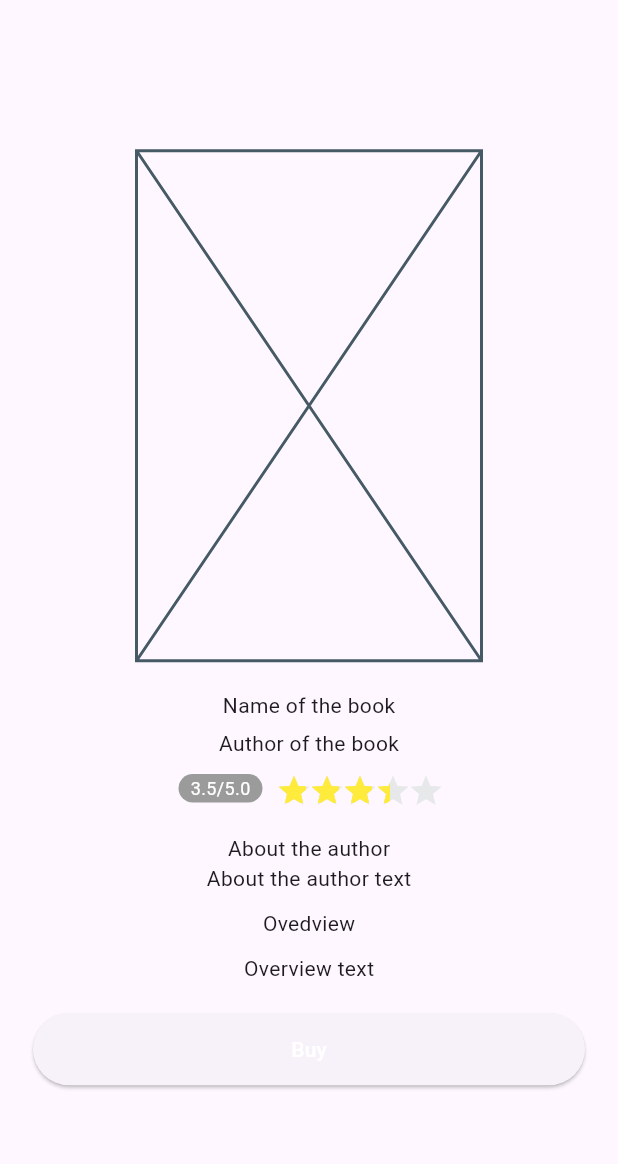
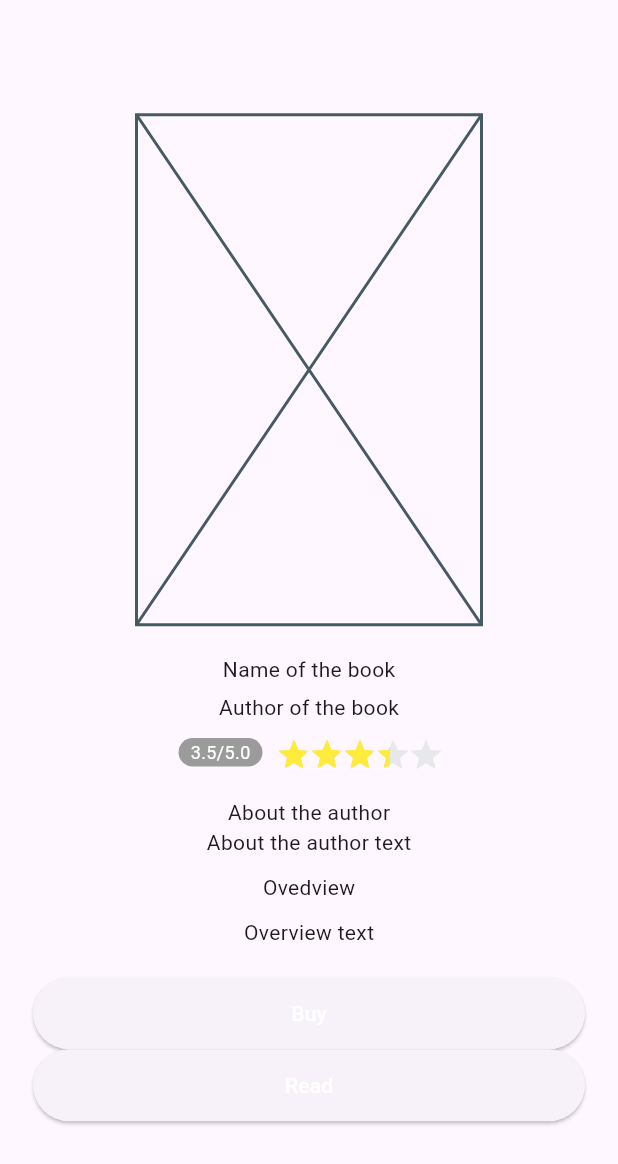
Before and after one commit to johnStuart00/OnlineLibrary, a Flutter app: the screen it shows after launch, on a phone screen of 412 x 824 dp. Shown: the top 1164 px of the screen. Run offline on Flutter 3.47's test engine with Material 3 defaults, Android fonts, the phone set to English and light mode, and no system bars; drawn by our look-alikes of flutter_rating_stars; our stand-ins replace get; generated files the repository leaves out were written again.

Commit message:
110320241114-read and buy page add button

```diff
--- a/lib/pages/read_and_buy_page/presentation/read_and_buy_page.dart
+++ b/lib/pages/read_and_buy_page/presentation/read_and_buy_page.dart
@@ -99,6 +99,12 @@ class _ReadAndBuyPageState extends State<ReadAndBuyPage> {
                     onTap: () {},
                     buttonColor: Colors.red,
                     buttonBorderColor: Colors.white,
+                    buttonTextColor: Colors.white),
+                StyleButtonWidget(
+                    buttonName: 'Read',
+                    onTap: () {},
+                    buttonColor: Colors.red,
+                    buttonBorderColor: Colors.white,
                     buttonTextColor: Colors.white)
               ],
             ),
```
Also changed, not shown: pubspec.lock, 1 other file.
